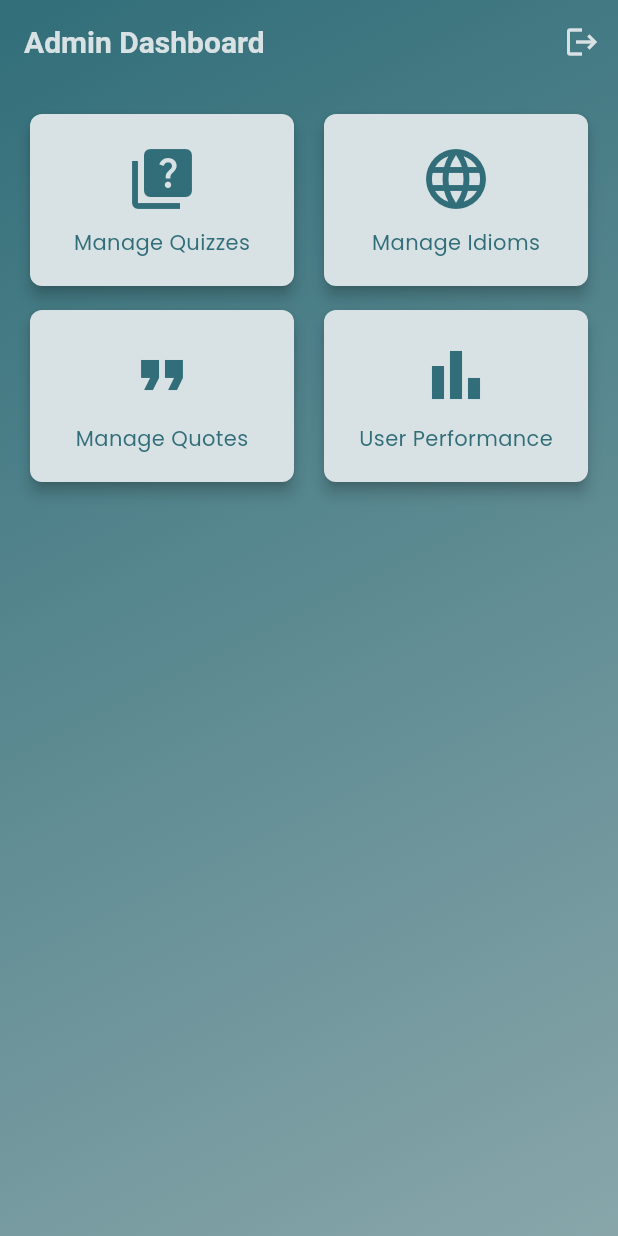
After one commit to MgSuper/quizdioms, a Flutter app: the AdminDashboardScreen screen opened by its route, on a phone screen of 412 x 824 dp. The commit adds this screen. Run offline on Flutter 3.47's test engine with Material 3 defaults, Android fonts, the phone set to English and light mode, and no system bars; our stand-ins replace cloud_firestore, confetti, firebase_auth, firebase_core, flip_card, flutter_hooks and 10 more; accounts and stored records are empty; generated files the repository leaves out were written again.

Commit message:
Responsive for web and mobile

```diff
--- a/lib/presentation/admin/presentation/screens/add_idioms_screen.dart
+++ b/lib/presentation/admin/presentation/screens/add_idioms_screen.dart
@@ -4,6 +4,7 @@ import 'package:go_router/go_router.dart';
 import 'package:quizdioms/presentation/admin/manage_quizzes/data/models/idioms.dart';
 import 'package:quizdioms/presentation/admin/manage_quizzes/presentation/providers/idiom_controller.dart';
 import 'package:quizdioms/presentation/admin/manage_quizzes/presentation/providers/idiom_list_provider.dart';
+import 'package:quizdioms/presentation/user/navigation/responsive_wrapper.dart';
 
 class AddIdiomsScreen extends ConsumerStatefulWidget {
   const AddIdiomsScreen({super.key});
@@ -82,7 +83,8 @@ class _AddIdiomsScreenState extends ConsumerState<AddIdiomsScreen> {
           title: const Text('Add Idioms Group'),
           backgroundColor: Colors.transparent,
         ),
-        body: Padding(
+        body: ResponsiveWrapper(
+          child: Padding(
             padding: const EdgeInsets.all(8.0),
             child: Form(
               key: _formKey,
@@ -150,6 +152,7 @@ class _AddIdiomsScreenState extends ConsumerState<AddIdiomsScreen> {
             ),
           ),
         ),
+      ),
     );
   }
 }
--- a/lib/presentation/admin/presentation/screens/admin_dashboard_screen.dart
+++ b/lib/presentation/admin/presentation/screens/admin_dashboard_screen.dart
@@ -3,6 +3,7 @@ import 'package:flutter_riverpod/flutter_riverpod.dart';
 import 'package:quizdioms/presentation/admin/presentation/widgets/admin_dashboard_card.dart';
 import 'package:quizdioms/presentation/providers/auth_provider.dart';
 import 'package:quizdioms/presentation/routes/app_router.dart';
+import 'package:quizdioms/presentation/user/navigation/responsive_wrapper.dart';
 
 class AdminDashboardScreen extends ConsumerWidget {
   const AdminDashboardScreen({super.key});
@@ -63,7 +64,8 @@ class AdminDashboardScreen extends ConsumerWidget {
             ),
           ],
         ),
-        body: Padding(
+        body: ResponsiveWrapper(
+          child: Padding(
             padding: const EdgeInsets.all(16.0),
             child: GridView.builder(
               itemCount: items.length,
@@ -86,6 +88,7 @@ class AdminDashboardScreen extends ConsumerWidget {
             ),
           ),
         ),
+      ),
     );
   }
 }
--- a/lib/presentation/admin/presentation/screens/edit_idioms_screen.dart
+++ b/lib/presentation/admin/presentation/screens/edit_idioms_screen.dart
@@ -4,6 +4,7 @@ import 'package:go_router/go_router.dart';
 import 'package:quizdioms/presentation/admin/manage_quizzes/data/models/idioms.dart';
 import 'package:cloud_firestore/cloud_firestore.dart';
 import 'package:quizdioms/presentation/admin/manage_quizzes/presentation/providers/idiom_list_provider.dart';
+import 'package:quizdioms/presentation/user/navigation/responsive_wrapper.dart';
 
 class EditIdiomsScreen extends ConsumerStatefulWidget {
   final IdiomGroup group;
@@ -101,7 +102,8 @@ class _EditIdiomsScreenState extends ConsumerState<EditIdiomsScreen> {
           backgroundColor: Colors.transparent,
           title: const Text('Edit Idioms Group'),
         ),
-        body: Padding(
+        body: ResponsiveWrapper(
+          child: Padding(
             padding: const EdgeInsets.all(16.0),
             child: Form(
               key: _formKey,
@@ -163,6 +165,7 @@ class _EditIdiomsScreenState extends ConsumerState<EditIdiomsScreen> {
             ),
           ),
         ),
+      ),
     );
   }
 }
--- a/lib/presentation/admin/presentation/screens/manage_idioms_screen.dart
+++ b/lib/presentation/admin/presentation/screens/manage_idioms_screen.dart
@@ -3,6 +3,7 @@ import 'package:flutter_riverpod/flutter_riverpod.dart';
 import 'package:go_router/go_router.dart';
 import 'package:cloud_firestore/cloud_firestore.dart';
 import 'package:quizdioms/presentation/admin/manage_quizzes/presentation/providers/idiom_list_provider.dart';
+import 'package:quizdioms/presentation/user/navigation/responsive_wrapper.dart';
 
 class ManageIdiomsScreen extends ConsumerWidget {
   const ManageIdiomsScreen({super.key});
@@ -36,7 +37,8 @@ class ManageIdiomsScreen extends ConsumerWidget {
             ),
           ],
         ),
-        body: idiomGroups.when(
+        body: ResponsiveWrapper(
+          child: idiomGroups.when(
             data: (groups) {
               if (groups.isEmpty) {
                 return const Center(child: Text('No idiom groups yet.'));
@@ -82,6 +84,7 @@ class ManageIdiomsScreen extends ConsumerWidget {
             error: (e, st) => Center(child: Text('Error: $e')),
           ),
         ),
+      ),
     );
   }
 
--- a/lib/presentation/admin/presentation/screens/manage_quizzes_screen.dart
+++ b/lib/presentation/admin/presentation/screens/manage_quizzes_screen.dart
@@ -2,6 +2,7 @@ import 'package:flutter/material.dart';
 import 'package:flutter_riverpod/flutter_riverpod.dart';
 import 'package:quizdioms/presentation/routes/app_router.dart';
 import 'package:quizdioms/presentation/admin/manage_quizzes/presentation/providers/quiz_controller.dart';
+import 'package:quizdioms/presentation/user/navigation/responsive_wrapper.dart';
 
 class ManageQuizzesScreen extends ConsumerWidget {
   const ManageQuizzesScreen({super.key});
@@ -38,7 +39,8 @@ class ManageQuizzesScreen extends ConsumerWidget {
             ),
           ],
         ),
-        body: quizState.when(
+        body: ResponsiveWrapper(
+          child: quizState.when(
             data: (quizzes) {
               if (quizzes.isEmpty) {
                 return const Center(child: Text('No quizzes found.'));
@@ -121,6 +123,7 @@ class ManageQuizzesScreen extends ConsumerWidget {
             error: (err, stack) => Center(child: Text('Error: $err')),
           ),
         ),
+      ),
     );
   }
 }
--- /dev/null
+++ b/lib/presentation/user/navigation/responsive_wrapper.dart
@@ -0,0 +1,25 @@
+import 'package:flutter/foundation.dart';
+import 'package:flutter/material.dart';
+
+class ResponsiveWrapper extends StatelessWidget {
+  final Widget child;
+  const ResponsiveWrapper({super.key, required this.child});
+
+  @override
+  Widget build(BuildContext context) {
+    final isWeb = kIsWeb;
+
+    return isWeb
+        ? Center(
+            child: ConstrainedBox(
+              constraints: const BoxConstraints(maxWidth: 640),
+              child: Padding(
+                padding:
+                    const EdgeInsets.symmetric(horizontal: 32, vertical: 24),
+                child: child,
+              ),
+            ),
+          )
+        : child;
+  }
+}
```
Also changed, not shown: lib/presentation/user/screens/idioms/idiom_screen.dart (+6 -2 lines), lib/presentation/user/screens/performance_screen.dart (+5 -2 lines), lib/presentation/user/screens/phrase_screen.dart (+5 -2 lines), lib/presentation/user/screens/profile_screen.dart (+5 -2 lines), lib/presentation/user/screens/quizz/quizz_screen.dart (+12 -5 lines). Lines whose indentation alone changed are shown as unchanged.
